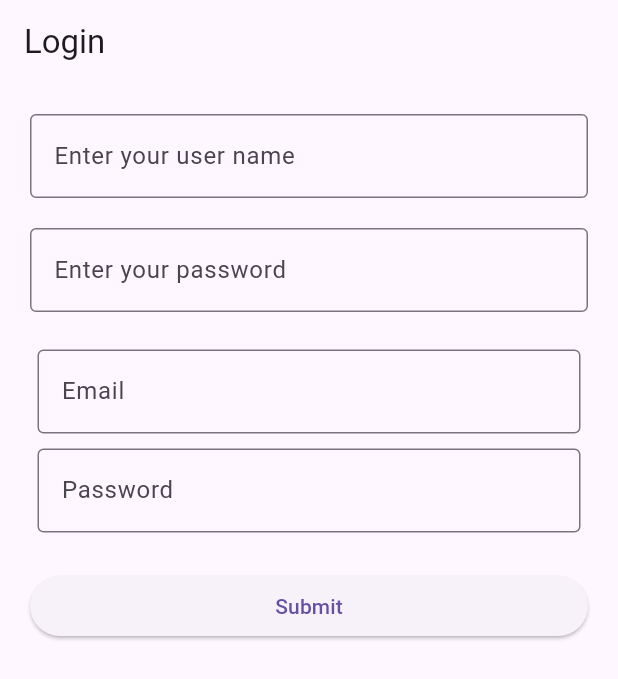
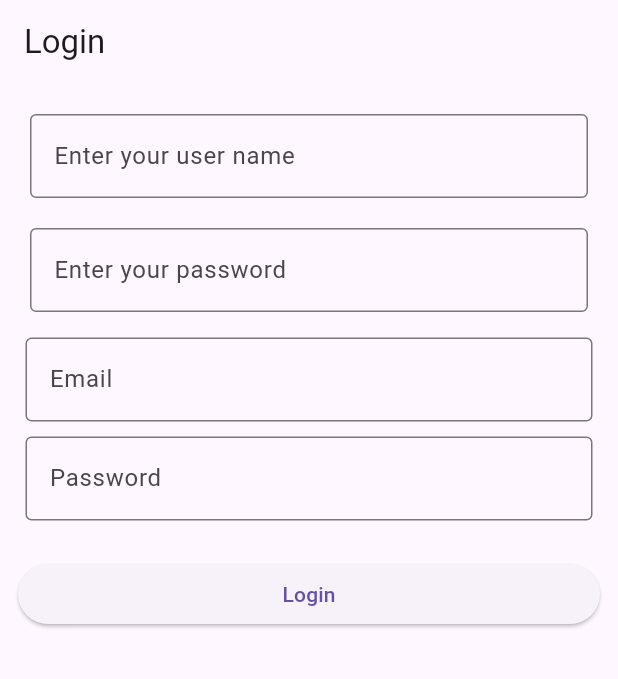
Before and after one commit to ThaphatTT/PracticeFlutter, a Flutter app: the screen it shows after launch, on a phone screen of 412 x 824 dp. Shown: the top 679 px of the screen. Run offline on Flutter 3.47's test engine with Material 3 defaults, Android fonts, the phone set to English and light mode, and no system bars.

Commit message:
Create 2 type SizedBox

```diff
--- a/flutter_login_1/lib/login_screen.dart
+++ b/flutter_login_1/lib/login_screen.dart
@@ -11,6 +11,9 @@ class LoginScreen extends StatefulWidget {
 
 class LoginScreenState extends State<LoginScreen>{
   final _formKey = GlobalKey<FormState>();
+  //create variable in side
+  final TextEditingController _emailController = TextEditingController();
+  final TextEditingController _passwordController = TextEditingController();
 
   @override
   Widget build (BuildContext context){
@@ -45,11 +48,12 @@ class LoginScreenState extends State<LoginScreen>{
                 ),
                 //type form
               Padding(
-                padding: EdgeInsets.all(10),
+                padding: EdgeInsets.all(2),
                 child: Column(children: [
                   Container(
                     padding: EdgeInsets.all(5),
                     child: TextFormField(
+                    controller: _emailController,
                     decoration: const InputDecoration(
                       labelText: 'Email',
                       hintText: 'Enter your Email',
@@ -67,6 +71,7 @@ class LoginScreenState extends State<LoginScreen>{
                 Container(
                   padding: EdgeInsets.all(5),
                   child: TextFormField(
+                    controller : _passwordController,
                     decoration: const InputDecoration(
                       labelText: 'Password',
                       hintText: 'Enter your password',
@@ -84,20 +89,38 @@ class LoginScreenState extends State<LoginScreen>{
                 ),
                 const SizedBox( // create height size box
                   height: 20,
-                ),SizedBox(
+                ),
+                // SizedBox( //non-see inprocess
+                //   width: double.infinity,
+                //   child: ElevatedButton(
+                //       onPressed: () {
+                //         // Validate returns true if the form is valid, or false otherwise.
+                //         if (_formKey.currentState!.validate()) {
+                //           // If the form is valid, display a snackbar. In the real world,
+                //           // you'd often call a server or save the information in a database.
+                //           ScaffoldMessenger.of(context).showSnackBar(
+                //             const SnackBar(content: Text('Processing Data')),
+                //           );
+                //         }
+                //       },
+                //       child: const Text('Submit'),
+                //     ),
+                //   ),
+                  SizedBox( // see value in process
                   width: double.infinity,
                   child: ElevatedButton(
                       onPressed: () {
-                        // Validate returns true if the form is valid, or false otherwise.
+                        final email = _emailController.text;
+                        final password = _passwordController.text;
                         if (_formKey.currentState!.validate()) {
                           // If the form is valid, display a snackbar. In the real world,
                           // you'd often call a server or save the information in a database.
                           ScaffoldMessenger.of(context).showSnackBar(
-                            const SnackBar(content: Text('Processing Data')),
+                            SnackBar(content: Text('Email : $email \nPassword : $password')),
                           );
                         }
                       },
-                      child: const Text('Submit'),
+                      child: const Text('Login'),
                     ),
                   )
                 ],
```
